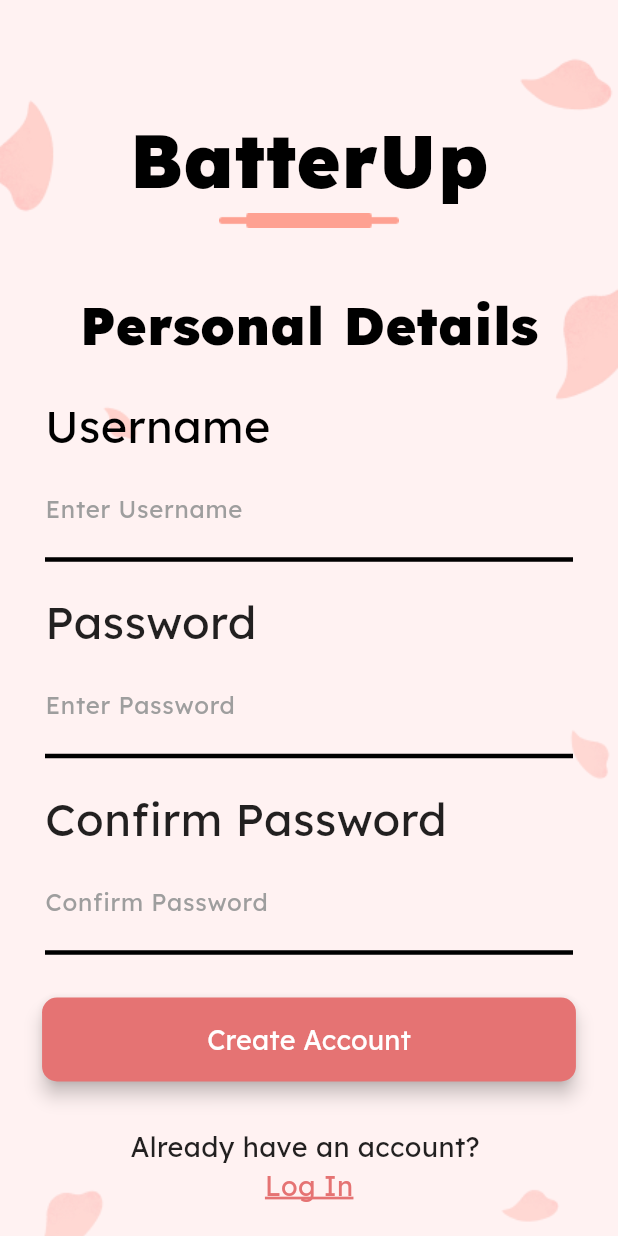
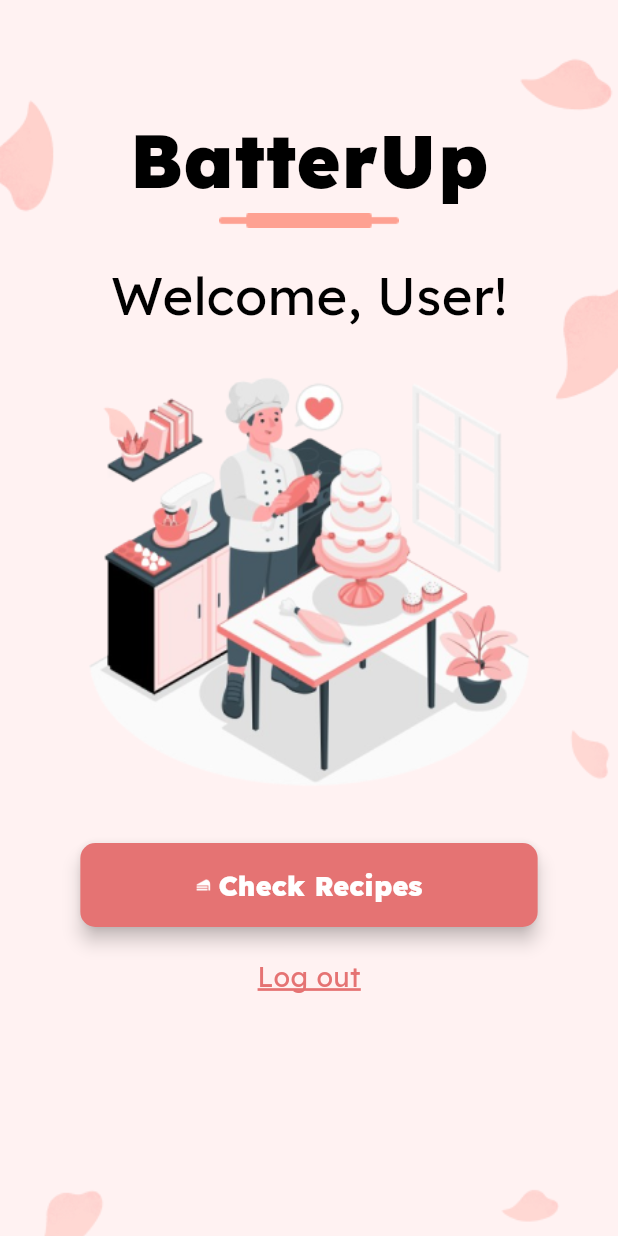
Before and after one commit to Chayy04/butter_upp, a Flutter app: the SignUpPage screen opened directly, after a tap on "Create Account", on a phone screen of 412 x 824 dp. Run offline on Flutter 3.47's test engine with Material 3 defaults, Android fonts, the phone set to English and light mode, and no system bars.

Commit message:
welcome page UI for admin and user added

```diff
--- a/lib/signup_page.dart
+++ b/lib/signup_page.dart
@@ -1,4 +1,5 @@
 import 'package:butter_upp/main.dart';
+import 'package:butter_upp/welcome_user_page.dart';
 import 'package:flutter/material.dart';
 import 'background_widget.dart'; // Import the background widget
 
@@ -173,11 +174,14 @@ class _SignUpPageState extends State<SignUpPage> {
 
                     const SizedBox(height: 20.0),
 
-                    // Centered Button
+                    // Create Account Button
                     Center(
                       child: ElevatedButton(
                         onPressed: () {
-                          debugPrint('Login Button Pressed!');
+                          var login_button = Navigator.push(
+                          context,
+                          MaterialPageRoute(builder: (context) => const WelcomeUserPage()),
+                          );
                         },
                         style: ElevatedButton.styleFrom(
                           backgroundColor: Colors.red.shade300,
--- /dev/null
+++ b/lib/welcome_user_page.dart
@@ -0,0 +1,148 @@
+import 'package:flutter/material.dart';
+import 'background_widget.dart'; // Import the background widget
+
+class WelcomeUserPage extends StatefulWidget {
+  const WelcomeUserPage({super.key});
+
+  @override
+  State<WelcomeUserPage> createState() => _WelcomeUserPageState();
+}
+
+class _WelcomeUserPageState extends State<WelcomeUserPage> {
+  @override
+  Widget build(BuildContext context) {
+    return Scaffold(
+      body: Stack(
+        children: [
+          // Reuse the BackgroundWidget from the widget folder
+          const BackgroundWidget(),
+          // Your SignUpPage content
+          SafeArea(
+            child: SingleChildScrollView(
+              child: Center(
+                child: Column(
+                  mainAxisAlignment: MainAxisAlignment.start,
+                  crossAxisAlignment: CrossAxisAlignment.center,
+                  children: [
+                    // Project Name at the top
+                    const SizedBox(height: 70.0),
+                    const Text(
+                      'BatterUp',
+                      style: TextStyle(
+                        fontFamily: 'Lexend',
+                        fontSize: 50.0,
+                        fontWeight: FontWeight.bold,
+                        color: Colors.black,
+                      ),
+                    ),
+                    Image.asset(
+                      'images/woodroll.png', // Path to your image
+                      width: double.infinity, // Makes the image take up the full width
+                      height: 10, // Adjust height based on your layout
+                    ),
+                    const SizedBox(height: 20.0),
+
+                    // Welcome message and Image
+                    Center(
+                      child: Container(
+                        padding: const EdgeInsets.symmetric(horizontal: 30.0),
+                        child: Column(
+                          crossAxisAlignment: CrossAxisAlignment.center,
+                          children: [
+                            const Text(
+                              'Welcome, User!',
+                              style: TextStyle(
+                                fontFamily: 'Lexend',
+                                color: Colors.black,
+                                fontSize: 35.0,
+                              ),
+                            ),
+                            const SizedBox(height: 10.0),
+                            Image.asset(
+                              'images/pastry_chef.png', // Path to your image
+                              fit: BoxFit.contain,
+                              width: double.infinity,
+                              height: 300,
+                            ),
+                          ],
+                        ),
+                      ),
+                    ),
+                    const SizedBox(height: 30.0),
+
+                    // Check Recipes Button
+                    Center(
+                      child: Column(
+                        mainAxisAlignment: MainAxisAlignment.center,
+                        children: [
+                          ElevatedButton(
+                            onPressed: () {
+                              debugPrint('Check Recipes Button Pressed!');
+                            },
+                            style: ElevatedButton.styleFrom(
+                              backgroundColor: Colors.red.shade300,
+                              padding: const EdgeInsets.symmetric(horizontal: 77, vertical: 15),
+                              shape: RoundedRectangleBorder(
+                                borderRadius: BorderRadius.circular(10.0),
+                              ),
+                              elevation: 5,
+                            ),
+                            child: Row(
+                              mainAxisSize: MainAxisSize.min,
+                              children: [
+                                Image.asset(
+                                  'images/cakeicon.png', // Custom icon for Check Recipes
+                                  width: 10,
+                                  height: 10,
+                                  //color: Colors.white,
+                                  //colorBlendMode: BlendMode.srcIn,
+                                ),
+                                const SizedBox(width: 5),
+                                const Text(
+                                  'Check Recipes',
+                                  style: TextStyle(
+                                    fontFamily: 'Lexend',
+                                    fontSize: 18.0,
+                                    color: Colors.white,
+                                    fontWeight: FontWeight.w700,
+                                  ),
+                                ),
+                              ],
+                            ),
+                          ),
+                        ],
+                      ),
+                    ),
+                    const SizedBox(height: 20.0),
+
+                    // Logout Gesture
+                    Center(
+                      child: GestureDetector(
+                        onTap: () {
+                          debugPrint('Logout tapped!');
+                        },
+                        child: Text(
+                          'Log out',
+                          style: TextStyle(
+                            fontFamily: 'Lexend',
+                            fontSize: 18.0,
+                            color: Colors.red.shade300,
+                            decoration: TextDecoration.underline,
+                            decorationColor: Colors.red.shade300,
+                            decorationThickness: 2.0,
+                          ),
+
+                        ),
+                      ),
+                    ),
+                    const SizedBox(height: 20.0),
+                  ],
+                ),
+              ),
+            ),
+          ),
+        ],
+      ),
+    );
+  }
+}
--- a/pubspec.yaml
+++ b/pubspec.yaml
@@ -61,7 +61,10 @@ flutter:
   # To add assets to your application, add an assets section, like this:
   assets:
     - images/bg.png
+    - images/cakeicon.png
+    - images/pastry_chef.png
     - images/woodroll.png
+
   #   - images/a_dot_ham.jpeg
 
   # An image asset can refer to one or more resolution-specific "variants", see
```
Also changed, not shown: lib/main.dart (+7 -2 lines), lib/welcome_admin_page.dart (added, +182 -0 lines), images/cakeicon.png (added), images/pastry_chef.png (added).
